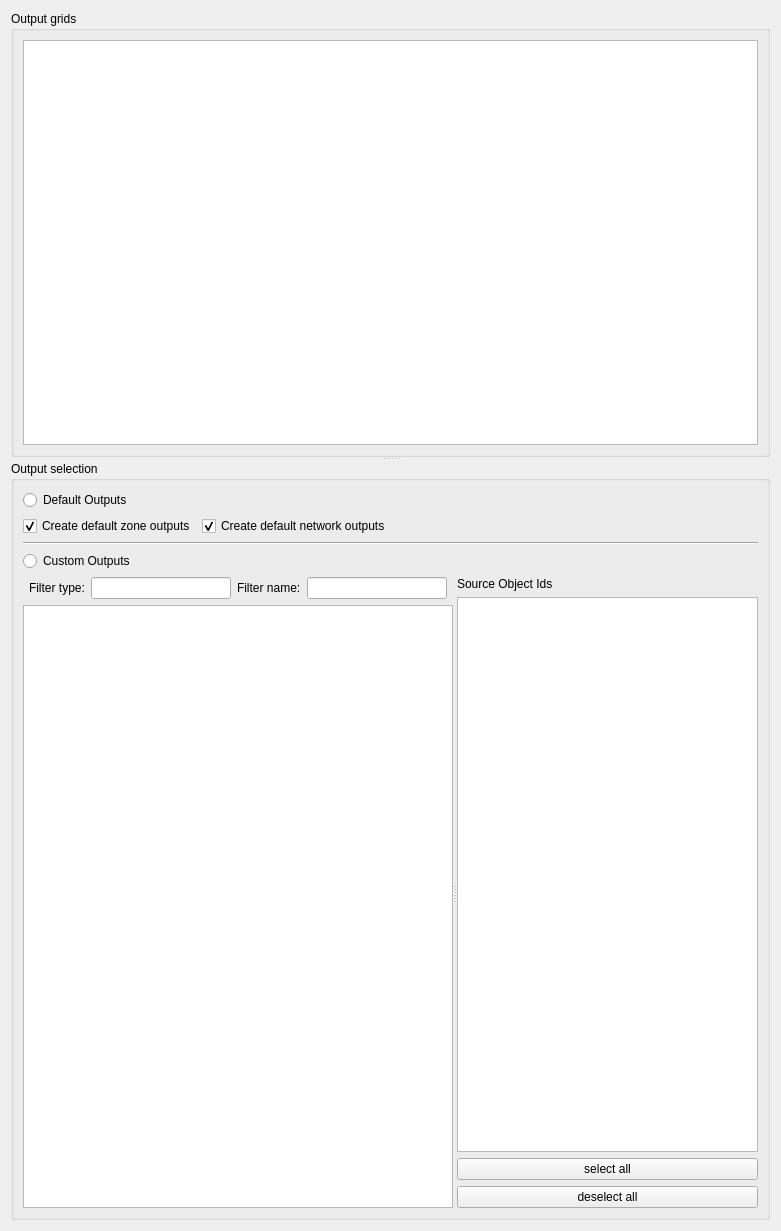
First picture: the form in SIM-VICUS/src/SVSimulationOutputOptions.ui, repository ghorwin/SIM-VICUS, before the edit.
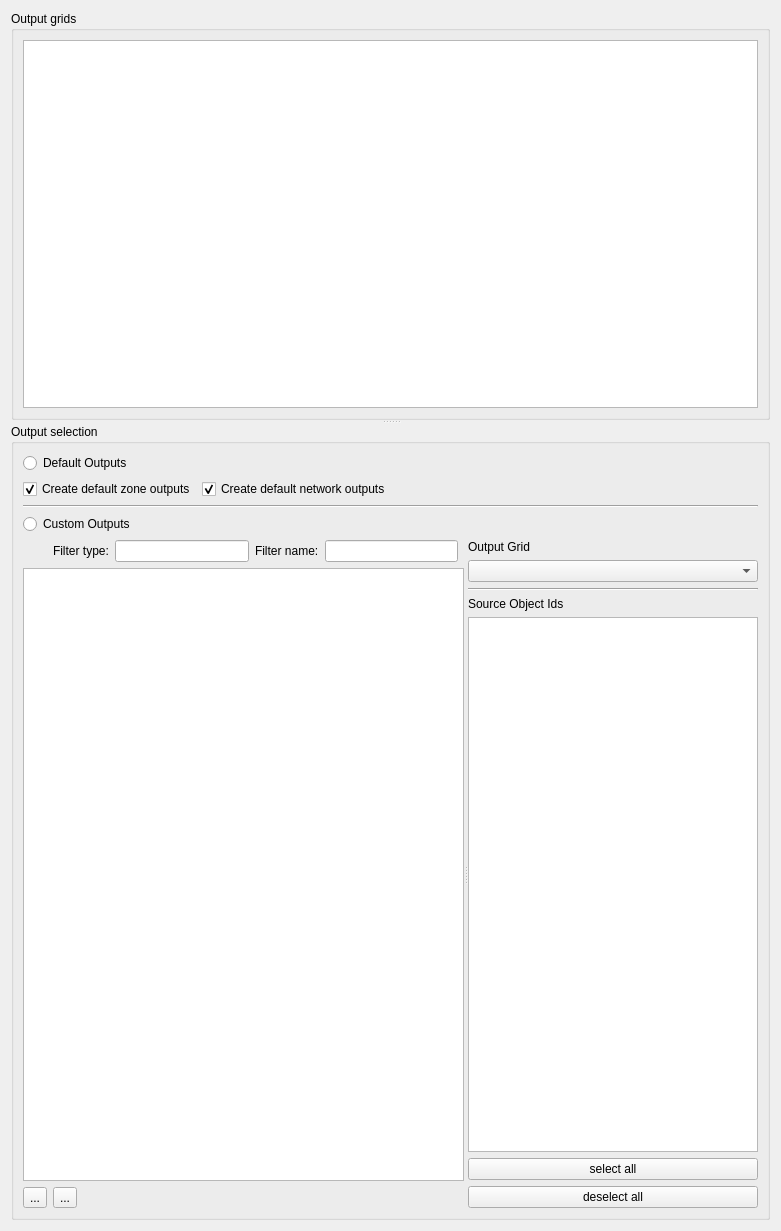
Second picture: the form after the edit. Icons and pictures are not drawn.

Commit message: More refinement in output generation

The edit to the form file:
```diff
--- a/SIM-VICUS/src/SVSimulationOutputOptions.ui
+++ b/SIM-VICUS/src/SVSimulationOutputOptions.ui
@@ -116,7 +116,7 @@
             <property name="orientation">
              <enum>Qt::Horizontal</enum>
             </property>
-            <widget class="QWidget" name="">
+            <widget class="QWidget" name="layoutWidget">
              <layout class="QGridLayout" name="gridLayout_2">
               <item row="1" column="0" colspan="6">
                <widget class="QTableView" name="tableViewOutputList"/>
@@ -141,10 +141,52 @@
               <item row="0" column="4">
                <widget class="QLineEdit" name="lineEditName"/>
               </item>
+              <item row="1" column="0" colspan="6">
+               <widget class="QTableView" name="tableViewOutputList"/>
+              </item>
+              <item row="2" column="0">
+               <widget class="QToolButton" name="toolButtonAddOutput">
+                <property name="text">
+                 <string>...</string>
+                </property>
+                <property name="icon">
+                 <iconset resource="../resources/SIM-VICUS.qrc">
+                  <normaloff>:/gfx/actions/24x24/plus.png</normaloff>:/gfx/actions/24x24/plus.png</iconset>
+                </property>
+               </widget>
+              </item>
+              <item row="2" column="1">
+               <widget class="QToolButton" name="toolButtonRemoveOutput">
+                <property name="text">
+                 <string>...</string>
+                </property>
+                <property name="icon">
+                 <iconset resource="../resources/SIM-VICUS.qrc">
+                  <normaloff>:/gfx/actions/24x24/minus.png</normaloff>:/gfx/actions/24x24/minus.png</iconset>
+                </property>
+               </widget>
+              </item>
              </layout>
             </widget>
-            <widget class="QWidget" name="">
+            <widget class="QWidget" name="layoutWidget">
              <layout class="QVBoxLayout" name="verticalLayout">
+              <item>
+               <widget class="QLabel" name="label_2">
+                <property name="text">
+                 <string>Output Grid</string>
+                </property>
+               </widget>
+              </item>
+              <item>
+               <widget class="QComboBox" name="comboBoxOutoutGrid"/>
+              </item>
+              <item>
+               <widget class="Line" name="line_2">
+                <property name="orientation">
+                 <enum>Qt::Horizontal</enum>
+                </property>
+               </widget>
+              </item>
               <item>
                <widget class="QLabel" name="labelSourceObjects">
                 <property name="text">
```
Left out of the diff: 21 changed lines with no effect on the pictures. The commit also changes 3 other files.
